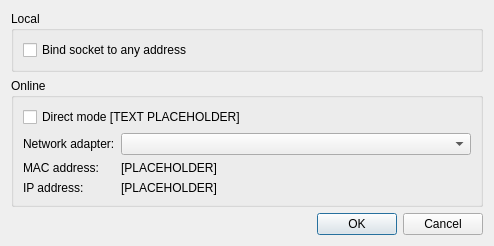
This is src/frontend/qt_sdl/WifiSettingsDialog.ui in ag-advania/melonPrimeDS as Qt 5 draws it before an edit. The edited form follows.
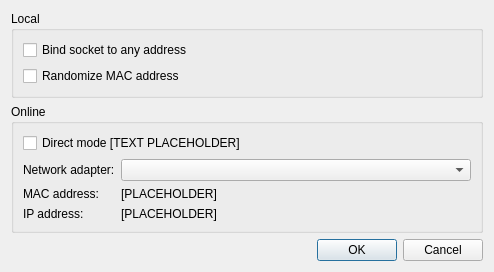
This is the edited form.

Diff of the .ui file:
```diff
--- a/src/frontend/qt_sdl/WifiSettingsDialog.ui
+++ b/src/frontend/qt_sdl/WifiSettingsDialog.ui
@@ -7,7 +7,7 @@
     <x>0</x>
     <y>0</y>
     <width>479</width>
-    <height>217</height>
+    <height>240</height>
    </rect>
   </property>
   <property name="sizePolicy">
@@ -39,6 +39,16 @@
         </property>
        </widget>
       </item>
+      <item row="1" column="0">
+       <widget class="QCheckBox" name="cbRandomizeMAC">
+        <property name="whatsThis">
+         <string>&lt;html&gt;&lt;head/&gt;&lt;body&gt;&lt;p&gt;Randomizes the console's MAC address upon reset. Required for local multiplayer if each melonDS instance uses the same firmware file.&lt;/p&gt;&lt;/body&gt;&lt;/html&gt;</string>
+        </property>
+        <property name="text">
+         <string>Randomize MAC address</string>
+        </property>
+       </widget>
+      </item>
      </layout>
     </widget>
    </item>
```
